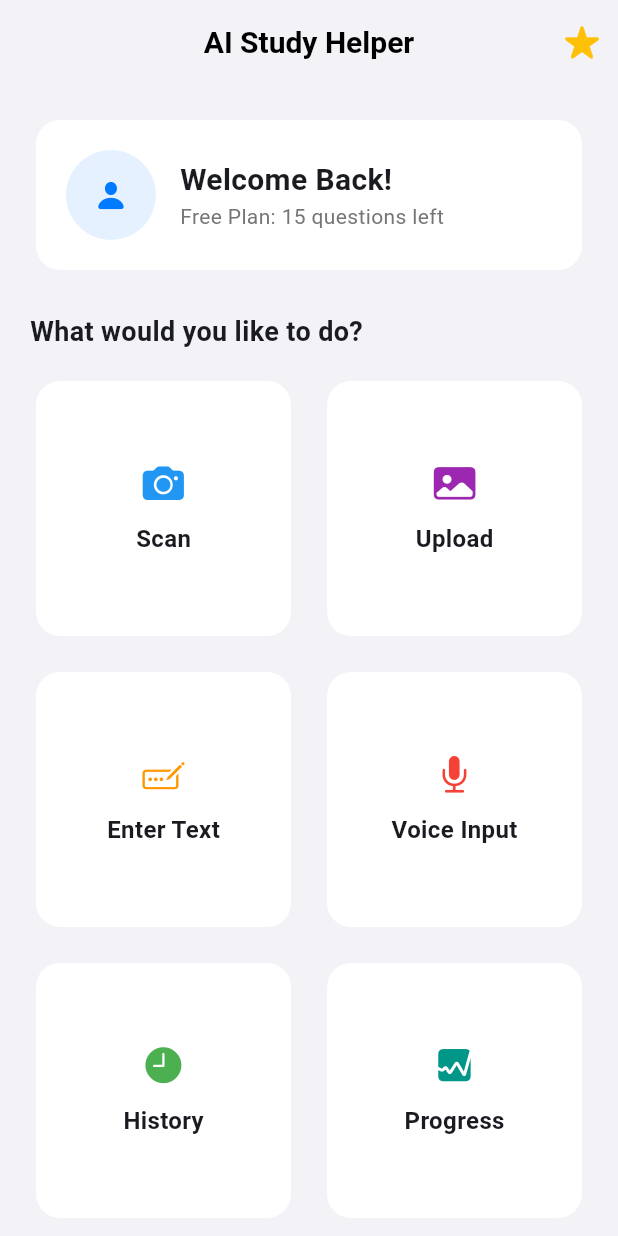
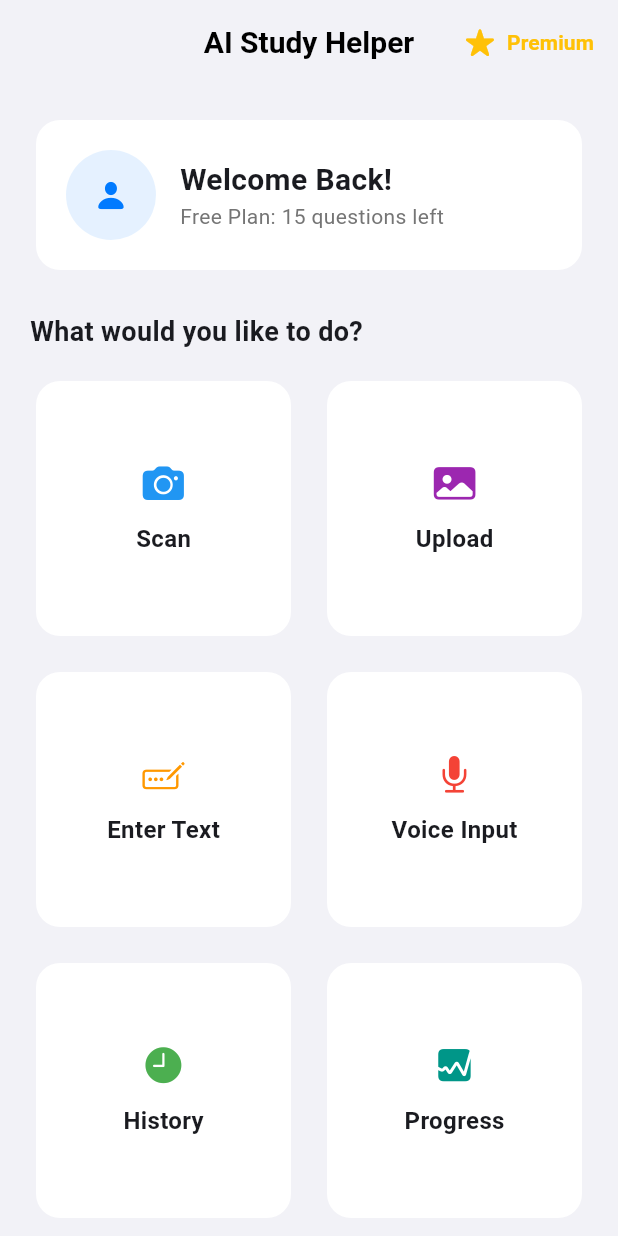
Before and after one commit to prakashraj161515-bit/ai_study_helper, a Flutter app: the screen it shows after launch, on a phone screen of 412 x 824 dp. Run offline on Flutter 3.47's test engine with Material 3 defaults, Android fonts, the phone set to English and light mode, and no system bars; our stand-ins replace connectivity_plus, flutter_tts, google_generative_ai, image_picker, pdf, printing and 2 more.

Commit message:
Add Premium text to AppBar

```diff
--- a/lib/screens/home_screen.dart
+++ b/lib/screens/home_screen.dart
@@ -17,11 +17,15 @@ class HomeScreen extends StatelessWidget {
       appBar: AppBar(
         title: const Text('AI Study Helper'),
         actions: [
-          IconButton(
-            icon: const Icon(CupertinoIcons.star_fill, size: 24, color: Colors.amber),
+          TextButton.icon(
             onPressed: () => Navigator.push(
               context,
               MaterialPageRoute(builder: (_) => const PremiumScreen()),
+            ),
+            icon: const Icon(CupertinoIcons.star_fill, size: 20, color: Colors.amber),
+            label: const Text(
+              'Premium',
+              style: TextStyle(color: Colors.amber, fontWeight: FontWeight.bold),
             ),
           ),
         ],
```
